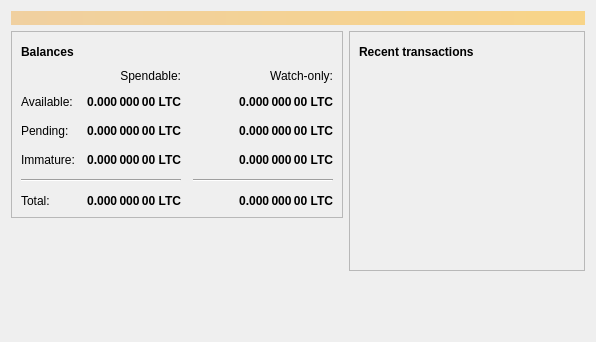
Before: the Qt Designer form src/qt/forms/overviewpage.ui in cloudchainblockchain/cloudcoin, drawn with Qt 5.
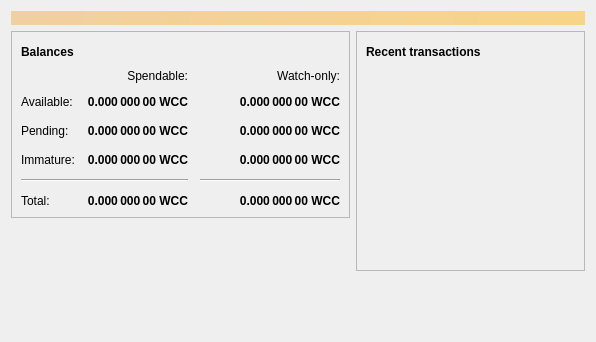
After: the same form once the commit is applied. Icons and pictures are not drawn.

Diff of the .ui file:
```diff
--- a/src/qt/forms/overviewpage.ui
+++ b/src/qt/forms/overviewpage.ui
@@ -129,7 +129,7 @@
                <string>Unconfirmed transactions to watch-only addresses</string>
               </property>
               <property name="text">
-               <string notr="true">0.000 000 00 LTC</string>
+               <string notr="true">0.000 000 00 WCC</string>
               </property>
               <property name="alignment">
                <set>Qt::AlignRight|Qt::AlignTrailing|Qt::AlignVCenter</set>
@@ -154,7 +154,7 @@
                <string>Total of transactions that have yet to be confirmed, and do not yet count toward the spendable balance</string>
               </property>
               <property name="text">
-               <string notr="true">0.000 000 00 LTC</string>
+               <string notr="true">0.000 000 00 WCC</string>
               </property>
               <property name="alignment">
                <set>Qt::AlignRight|Qt::AlignTrailing|Qt::AlignVCenter</set>
@@ -179,7 +179,7 @@
                <string>Mined balance in watch-only addresses that has not yet matured</string>
               </property>
               <property name="text">
-               <string notr="true">0.000 000 00 LTC</string>
+               <string notr="true">0.000 000 00 WCC</string>
               </property>
               <property name="alignment">
                <set>Qt::AlignRight|Qt::AlignTrailing|Qt::AlignVCenter</set>
@@ -237,7 +237,7 @@
                <string>Mined balance that has not yet matured</string>
               </property>
               <property name="text">
-               <string notr="true">0.000 000 00 LTC</string>
+               <string notr="true">0.000 000 00 WCC</string>
               </property>
               <property name="alignment">
                <set>Qt::AlignRight|Qt::AlignTrailing|Qt::AlignVCenter</set>
@@ -282,7 +282,7 @@
                <string>Your current total balance</string>
               </property>
               <property name="text">
-               <string notr="true">0.000 000 00 LTC</string>
+               <string notr="true">0.000 000 00 WCC</string>
               </property>
               <property name="alignment">
                <set>Qt::AlignRight|Qt::AlignTrailing|Qt::AlignVCenter</set>
@@ -307,7 +307,7 @@
                <string>Current total balance in watch-only addresses</string>
               </property>
               <property name="text">
-               <string notr="true">0.000 000 00 LTC</string>
+               <string notr="true">0.000 000 00 WCC</string>
               </property>
               <property name="alignment">
                <set>Qt::AlignRight|Qt::AlignTrailing|Qt::AlignVCenter</set>
@@ -349,7 +349,7 @@
                <string>Your current spendable balance</string>
               </property>
               <property name="text">
-               <string notr="true">0.000 000 00 LTC</string>
+               <string notr="true">0.000 000 00 WCC</string>
               </property>
               <property name="alignment">
                <set>Qt::AlignRight|Qt::AlignTrailing|Qt::AlignVCenter</set>
@@ -374,7 +374,7 @@
                <string>Your current balance in watch-only addresses</string>
               </property>
               <property name="text">
-               <string notr="true">0.000 000 00 LTC</string>
+               <string notr="true">0.000 000 00 WCC</string>
               </property>
               <property name="alignment">
                <set>Qt::AlignRight|Qt::AlignTrailing|Qt::AlignVCenter</set>
```
